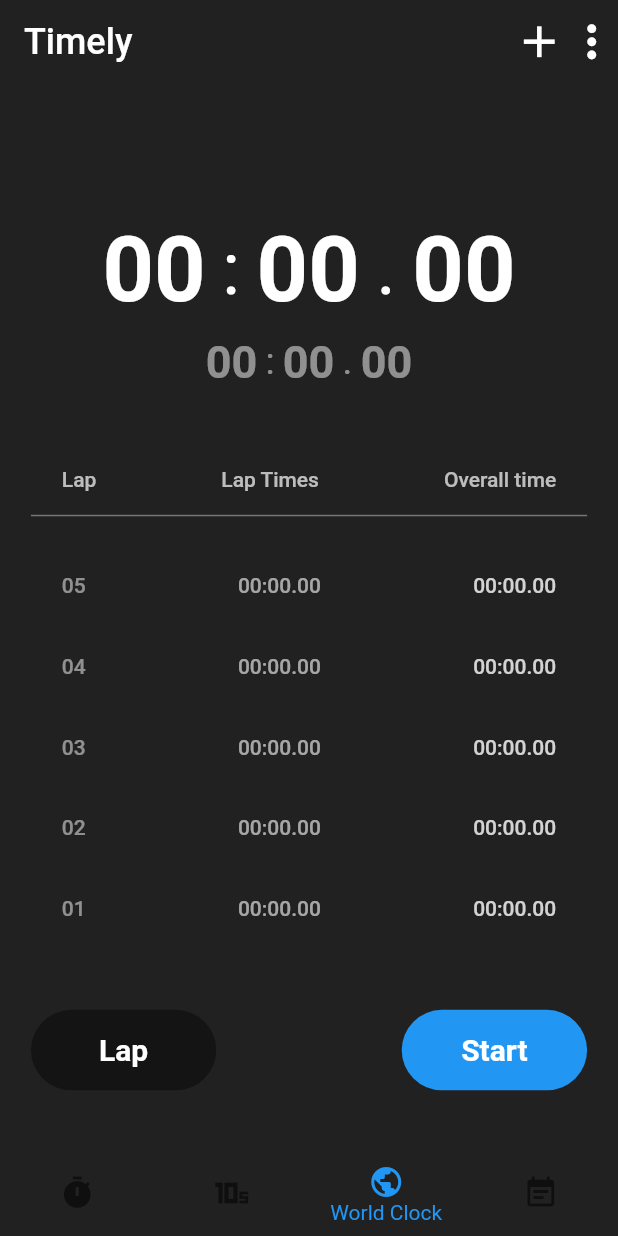
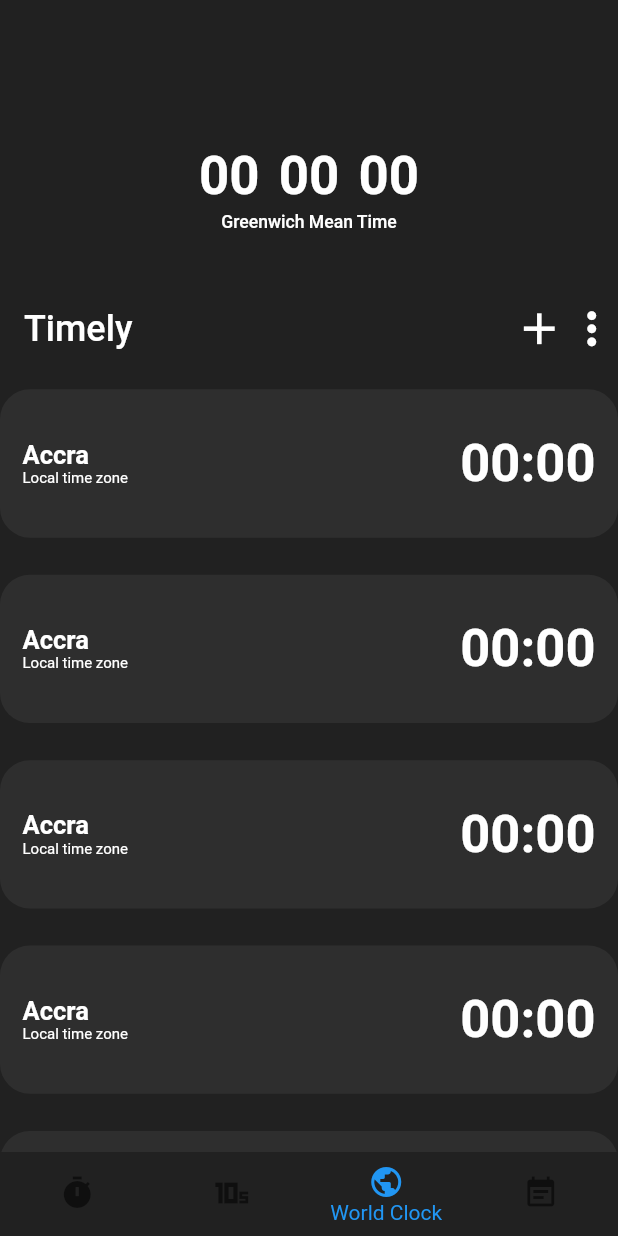
Before and after one commit to yellow-Flickr/timely, a Flutter app: the screen it shows after launch, item 3 of the bottom bar chosen, on a phone screen of 412 x 824 dp. Run offline on Flutter 3.47's test engine with Material 2 defaults, Android fonts, the phone set to English and light mode, and no system bars.

Commit message:
WorldClock

```diff
--- a/lib/Stopwatch.dart
+++ b/lib/Stopwatch.dart
@@ -23,11 +23,17 @@
             mainAxisAlignment: MainAxisAlignment.center,
             crossAxisAlignment: CrossAxisAlignment.center,
             children: [
-              Minutes(),
+              Minutes(
+                digits: "00",
+              ),
               DigitSeperator(seperator: ":"),
-              Seconds(),
+              Seconds(
+                digits: "00",
+              ),
               DigitSeperator(seperator: "."),
-              Seconds(),
+              Seconds(
+                digits: "00",
+              ),
             ],
           ),
         ),
@@ -43,11 +49,17 @@
               mainAxisAlignment: MainAxisAlignment.center,
               crossAxisAlignment: CrossAxisAlignment.center,
               children: [
-                Minutes(),
+                Minutes(
+                  digits: "00",
+                ),
                 DigitSeperator(seperator: ":"),
-                Seconds(),
+                Seconds(
+                  digits: "00",
+                ),
                 DigitSeperator(seperator: "."),
-                Seconds(),
+                Seconds(
+                  digits: "00",
+                ),
               ],
             ),
           ),
@@ -71,15 +83,18 @@
                         mainAxisAlignment: MainAxisAlignment.spaceBetween,
                         crossAxisAlignment: CrossAxisAlignment.center,
                         children: [
-                          Text("Lap", style: TextStyle(
+                          Text("Lap",
+                              style: TextStyle(
                                   color: Colors.white.withOpacity(.7),
                                   fontWeight: FontWeight.w500,
                                   fontSize: 14)),
-                          Text("Lap Times", style: TextStyle(
+                          Text("Lap Times",
+                              style: TextStyle(
                                   color: Colors.white.withOpacity(.7),
                                   fontWeight: FontWeight.w500,
                                   fontSize: 14)),
-                          Text("Overall time", style: TextStyle(
+                          Text("Overall time",
+                              style: TextStyle(
                                   color: Colors.white.withOpacity(.7),
                                   fontWeight: FontWeight.w500,
                                   fontSize: 14)),
@@ -224,7 +239,9 @@
 }
 
 class Seconds extends StatelessWidget {
-  const Seconds({Key? key}) : super(key: key);
+  final String digits;
+
+  const Seconds({Key? key, required this.digits}) : super(key: key);
   @override
   Widget build(BuildContext context) {
     double width = MediaQuery.of(context).size.width;
@@ -239,7 +256,7 @@
           child: Center(
               // alignment: Alignment.bottomCenter,
               child: Text(
-            "00",
+            digits,
             style: TextStyle(
                 color: Colors.white, fontWeight: FontWeight.w600, fontSize: 60),
           )),
@@ -250,7 +267,8 @@
 }
 
 class Minutes extends StatelessWidget {
-  const Minutes({Key? key}) : super(key: key);
+  final String digits;
+  const Minutes({Key? key, required this.digits}) : super(key: key);
   @override
   Widget build(BuildContext context) {
     double width = MediaQuery.of(context).size.width;
@@ -265,7 +283,7 @@
           // padding: EdgeInsets.symmetric(horizontal: width * 0.05),
           child: Center(
               child: Text(
-            "00",
+            digits,
             style: TextStyle(
                 color: Colors.white, fontWeight: FontWeight.w600, fontSize: 60),
           )),
--- /dev/null
+++ b/lib/Worldclock.dart
@@ -0,0 +1,260 @@
+// ignore_for_file: file_names, prefer_const_literals_to_create_immutables, prefer_const_constructors, avoid_unnecessary_containers, must_be_immutable
+
+import 'package:flutter/material.dart';
+
+class Worldclock extends StatefulWidget {
+  const Worldclock({Key? key}) : super(key: key);
+
+  @override
+  State<Worldclock> createState() => _WorldclockState();
+}
+
+class _WorldclockState extends State<Worldclock> {
+  bool expanded = true;
+  @override
+  Widget build(BuildContext context) {
+    double height = MediaQuery.of(context).size.height;
+    double width = MediaQuery.of(context).size.width;
+    return CustomScrollView(
+      slivers: [
+        SliverAppBar(
+          centerTitle: true,
+          backgroundColor: Colors.grey.shade900,
+          automaticallyImplyLeading: false,
+          floating: true,
+          pinned: true,
+          // onStretchTrigger: () async {
+          //   setState(() {
+          //     expanded = !expanded;
+          //   });
+          // },
+          // snap: true,
+          elevation: 0,
+          expandedHeight: height * 0.3,
+          bottom: AppBar(
+            backgroundColor: Colors.grey.shade900,
+
+            // Here we take the value from the MyHomePage object that was created by
+            // the App.build method, and use it to set our appbar title.
+            title: Align(
+                alignment: Alignment.centerLeft,
+                child: Text(
+                  "Timely",
+                  style: TextStyle(fontWeight: FontWeight.w500, fontSize: 24),
+                )),
+            automaticallyImplyLeading: false,
+            elevation: 0,
+            actions: [
+              Icon(
+                Icons.add,
+                size: 35,
+              ),
+              Icon(
+                Icons.more_vert,
+                size: 35,
+              ),
+            ],
+
+            // title: Text(widget.title),
+          ),
+          flexibleSpace: FlexibleSpaceBar(
+            titlePadding: EdgeInsets.only(top: height * 0.1),
+            centerTitle: true,
+            title: Center(
+              child: Container(
+                width: width * 0.3,
+                height: height * 0.05,
+                child: FittedBox(
+                  child: Column(
+                    children: [
+                      Row(
+                        children: [
+                          Minutes(digits: "00"),
+                          Minutes(digits: "00"),
+                          Minutes(digits: "00"),
+                        ],
+                      ),
+                      Text(
+                        "Greenwich Mean Time",
+                        style: TextStyle(color: Colors.white, fontSize: 20),
+                      )
+                    ],
+                  ),
+                ),
+              ),
+            ),
+          ),
+          // title: Container(
+          //   child: Center(
+          //       child: Column(
+          //     children: [
+          //       Row(
+          //         children: [
+          //           Minutes(digits: "00"),
+          //           Minutes(digits: "00"),
+          //           Minutes(digits: "00"),
+          //         ],
+          //       ),
+          //       Text(
+          //         "Greenwich Mean Time",
+          //         style: TextStyle(color: Colors.white,fontSize: 20),
+          //       )
+          //     ],
+          //   )),
+          // ),
+        ),
+        SliverList(
+            delegate: SliverChildBuilderDelegate(((context, index) {
+          return ClockItem();
+        }), childCount: 15))
+      ],
+    );
+  }
+}
+
+/// Punctuation seperating time digits
+class DigitSeperator extends StatelessWidget {
+  final String seperator;
+  const DigitSeperator({Key? key, required this.seperator}) : super(key: key);
+
+  @override
+  Widget build(BuildContext context) {
+    double height = MediaQuery.of(context).size.height;
+    double width = MediaQuery.of(context).size.width;
+    return Container(
+      // padding: EdgeInsets.only(top: height * 0.12),
+      // margin: EdgeInsets.only(top: 10),
+      // height: height * 0.4,
+      // width: width * 0.25,
+      child: Center(
+          child: Text(
+        seperator,
+        style: TextStyle(
+            fontSize: 50, fontWeight: FontWeight.w400, color: Colors.white),
+      )),
+    );
+  }
+}
+
+class Seconds extends StatelessWidget {
+  final String digits;
+
+  const Seconds({Key? key, required this.digits}) : super(key: key);
+  @override
+  Widget build(BuildContext context) {
+    double width = MediaQuery.of(context).size.width;
+    double height = MediaQuery.of(context).size.height;
+
+    return Column(
+      children: [
+        Container(
+          // margin: EdgeInsets.only(bottom: 15),
+          height: height * 0.1,
+          width: width * 0.22,
+          child: Center(
+              // alignment: Alignment.bottomCenter,
+              child: Text(
+            digits,
+            style: TextStyle(
+                color: Colors.white, fontWeight: FontWeight.w600, fontSize: 60),
+          )),
+        ),
+      ],
+    );
+  }
+}
+
+class Minutes extends StatelessWidget {
+  final String digits;
+  const Minutes({Key? key, required this.digits}) : super(key: key);
+  @override
+  Widget build(BuildContext context) {
+    double width = MediaQuery.of(context).size.width;
+    double height = MediaQuery.of(context).size.height;
+
+    return Column(
+      children: [
+        Container(
+          // margin: EdgeInsets.only(bottom: 15),
+          height: height * 0.1,
+          width: width * 0.22,
+          // padding: EdgeInsets.symmetric(horizontal: width * 0.05),
+          child: Center(
+              child: Text(
+            digits,
+            style: TextStyle(
+                color: Colors.white, fontWeight: FontWeight.w600, fontSize: 60),
+          )),
+        ),
+      ],
+    );
+  }
+}
+
+/// Widget for saved and named time presets  on Worldclock screen.
+class ClockItem extends StatelessWidget {
+  const ClockItem({Key? key}) : super(key: key);
+
+  @override
+  Widget build(BuildContext context) {
+    double width = MediaQuery.of(context).size.width;
+    double height = MediaQuery.of(context).size.height;
+    return Container(
+      // width: width * 0.26,
+      margin: EdgeInsets.symmetric(vertical: height * 0.015),
+      height: height * 0.12,
+      padding: EdgeInsets.symmetric(vertical: 10, horizontal: 15),
+      decoration: ShapeDecoration(
+        color: Colors.grey.shade800.withOpacity(0.4),
+        shape: RoundedRectangleBorder(
+            borderRadius: BorderRadius.circular(20), side: BorderSide.none),
+      ),
+      child: Center(
+        child: Row(
+          mainAxisAlignment: MainAxisAlignment.spaceBetween,
+          crossAxisAlignment: CrossAxisAlignment.center,
+          children: [
+            Column(
+              mainAxisAlignment: MainAxisAlignment.center,
+              crossAxisAlignment: CrossAxisAlignment.start,
+              children: [
+                Container(
+                  child: Text(
+                    "Accra",
+                    textAlign: TextAlign.left,
+                    overflow: TextOverflow.ellipsis,
+                    style: TextStyle(
+                        color: Colors.white,
+                        fontSize: 17,
+                        fontWeight: FontWeight.w600),
+                  ),
+                ),
+                Container(
+                  child: Text(
+                    "Local time zone",
+                    textAlign: TextAlign.left,
+                    style: TextStyle(color: Colors.white, fontSize: 10),
+                  ),
+                )
+              ],
+            ),
+            Container(
+              child: Text(
+                "00:00",
+                style: TextStyle(
+                    fontWeight: FontWeight.bold,
+                    fontSize: 35,
+                    color: Colors.white),
+              ),
+            )
+          ],
+        ),
+      ),
+    );
+  }
+}
+
+/// Returns clock numbers to appear as double digits eg. 00, 01, 33, 44.
+String doubleDigits(int number) {
+  return number.toString().length == 1 ? "0$number" : number.toString();
+}
--- a/lib/main.dart
+++ b/lib/main.dart
@@ -4,6 +4,7 @@
 import 'package:flutter/material.dart';
 import 'package:timely/Stopwatch.dart';
 import 'package:timely/Timer.dart';
+import 'package:timely/Worldclock.dart';
 
 void main() {
   runApp(const MyApp());
@@ -75,32 +76,32 @@
     // than having to individually change instances of widgets.
     return Scaffold(
         backgroundColor: Colors.grey.shade900,
-        appBar: AppBar(
-          backgroundColor: Colors.grey.shade900,
+        // appBar: AppBar(
+        //   backgroundColor: Colors.grey.shade900,
 
-          // Here we take the value from the MyHomePage object that was created by
-          // the App.build method, and use it to set our appbar title.
-          title: Align(
-              alignment: Alignment.centerLeft,
-              child: Text(
-                "Timely",
-                style: TextStyle(fontWeight: FontWeight.w500, fontSize: 24),
-              )),
-          automaticallyImplyLeading: false,
-          elevation: 0,
-          actions: [
-            Icon(
-              Icons.add,
-              size: 35,
-            ),
-            Icon(
-              Icons.more_vert,
-              size: 35,
-            ),
-          ],
+        //   // Here we take the value from the MyHomePage object that was created by
+        //   // the App.build method, and use it to set our appbar title.
+        //   title: Align(
+        //       alignment: Alignment.centerLeft,
+        //       child: Text(
+        //         "Timely",
+        //         style: TextStyle(fontWeight: FontWeight.w500, fontSize: 24),
+        //       )),
+        //   automaticallyImplyLeading: false,
+        //   elevation: 0,
+        //   actions: [
+        //     Icon(
+        //       Icons.add,
+        //       size: 35,
+        //     ),
+        //     Icon(
+        //       Icons.more_vert,
+        //       size: 35,
+        //     ),
+        //   ],
 
-          // title: Text(widget.title),
-        ),
+        //   // title: Text(widget.title),
+        // ),
         bottomNavigationBar: BottomNavigationBar(
           backgroundColor: Colors.grey.shade900,
 
@@ -129,7 +130,7 @@
           elevation: 0,
         ),
         body:
-           (_currentIndex == 0)? Timer() : StopWatch()
+           (_currentIndex == 0)? Timer() :(_currentIndex == 1)? StopWatch(): Worldclock()
 
            );
     //   ],
```
Lines whose indentation alone changed are shown as unchanged.
